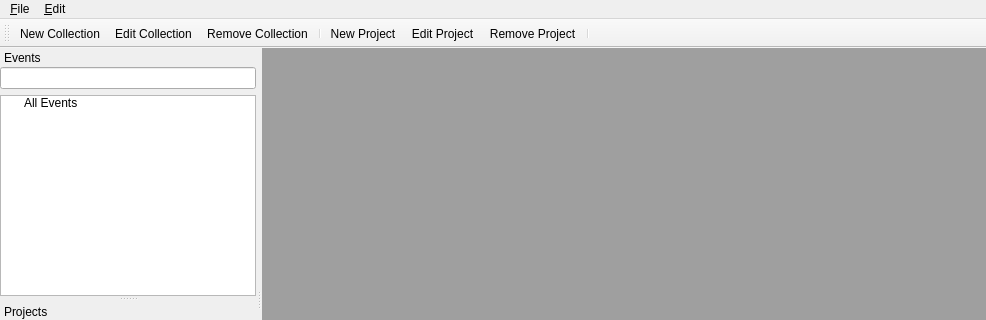
Before: the Qt Designer form mainwindow.ui in crazafimahatratra/golem, drawn with Qt 5; both pictures show x 0 to 986 and y 0 to 320 of the 986 by 572 pixel window.
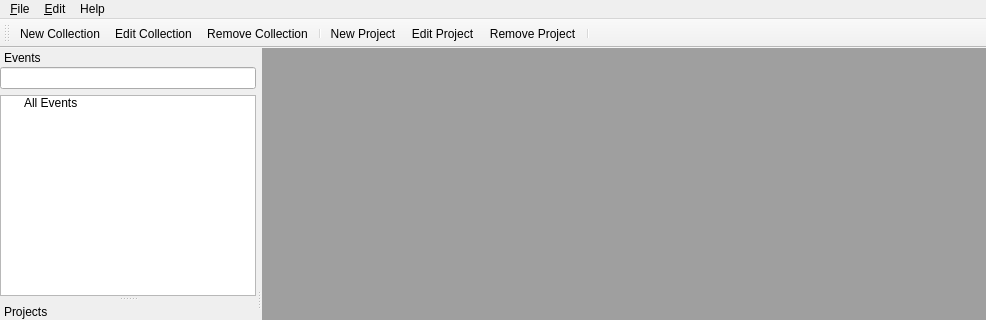
After: the same form once the commit is applied. Icons and pictures are not drawn.

The edit to the form file:
```diff
--- a/mainwindow.ui
+++ b/mainwindow.ui
@@ -73,8 +73,15 @@
     <addaction name="actionEdit_Project"/>
     <addaction name="actionRemove_Project"/>
    </widget>
+   <widget class="QMenu" name="menuHelp">
+    <property name="title">
+     <string>Help</string>
+    </property>
+    <addaction name="actionAbout"/>
+   </widget>
    <addaction name="menu_File"/>
    <addaction name="menu_Edit"/>
+   <addaction name="menuHelp"/>
   </widget>
   <widget class="QToolBar" name="mainToolBar">
    <property name="toolButtonStyle">
```
Left out of the diff: 5 changed lines with no effect on the pictures.
